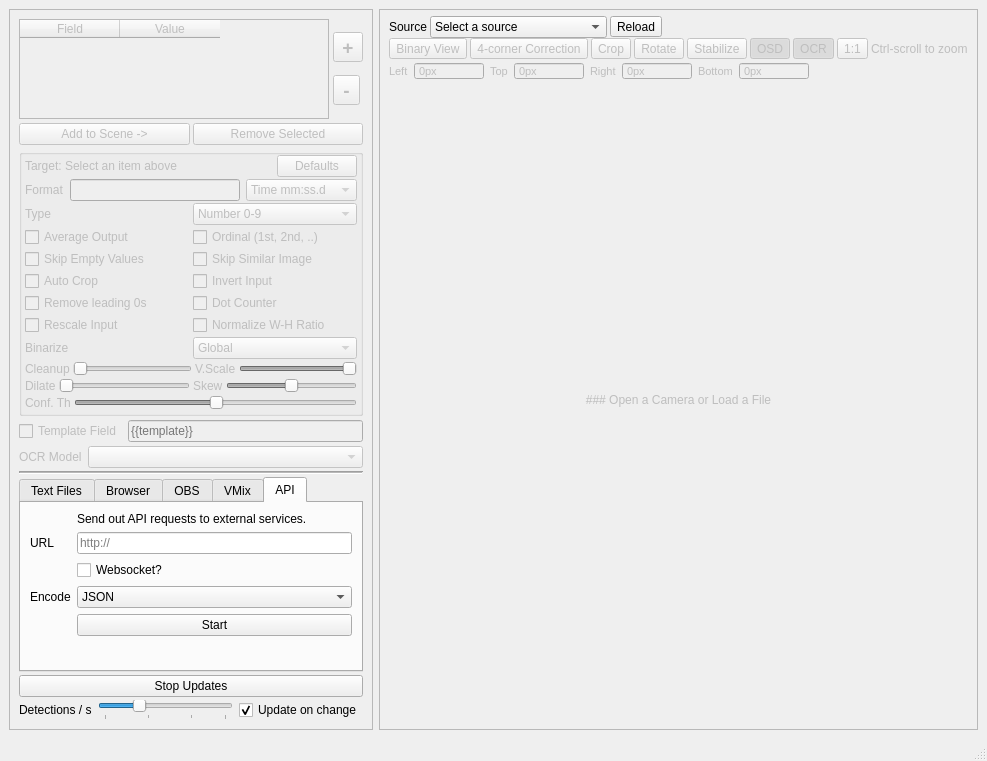
Qt form mainwindow.ui (locaal-ai/scoresight) before a commit.
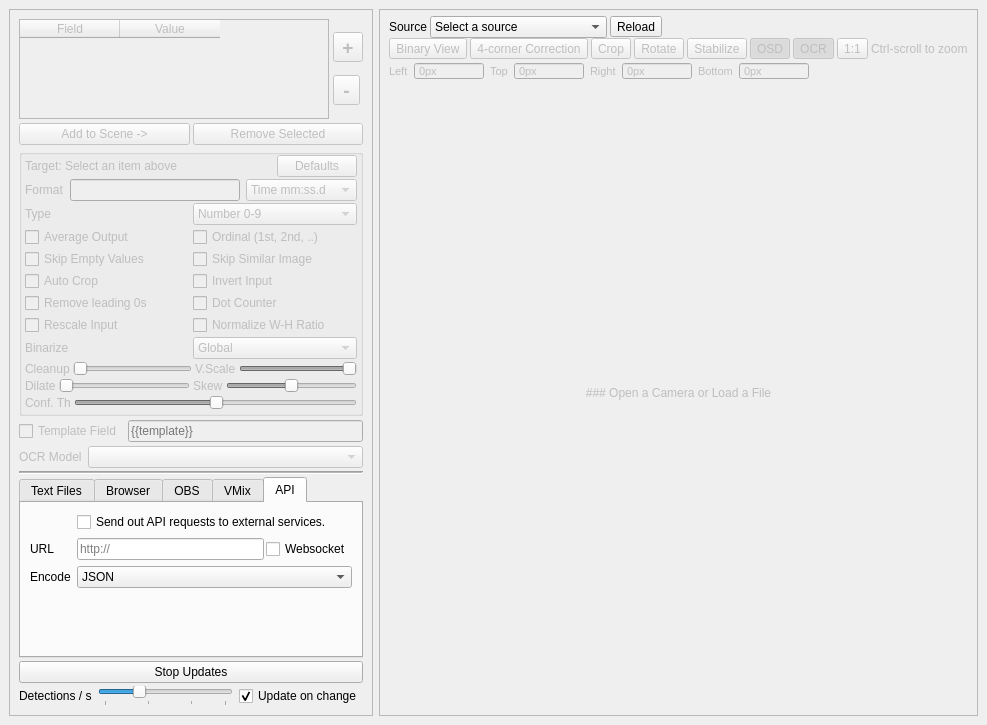
The same form after that commit. The open tabs and pages were chosen to show the change.

Commit message:
refactor: Remove unused code and improve error handling
- Removed unused import statements and variables
- Improved error handling by displaying error messages using QMessageBox instead of status bar messages
- Updated UI layout in mainwindow.ui to accommodate new features

Closes #123

```diff
--- a/mainwindow.ui
+++ b/mainwindow.ui
@@ -7,7 +7,7 @@
     <x>0</x>
     <y>0</y>
     <width>961</width>
-    <height>761</height>
+    <height>725</height>
    </rect>
   </property>
   <property name="windowTitle">
@@ -1439,28 +1439,21 @@
            <property name="fieldGrowthPolicy">
             <enum>QFormLayout::AllNonFixedFieldsGrow</enum>
            </property>
-           <item row="1" column="0">
-            <widget class="QLabel" name="label_20">
+           <item row="0" column="1">
+            <widget class="QCheckBox" name="checkBox_enableOutAPI">
              <property name="text">
-              <string>URL</string>
+              <string>Send out API requests to external services.</string>
              </property>
             </widget>
            </item>
-           <item row="1" column="1">
-            <widget class="QLineEdit" name="lineEdit_api_url">
-             <property name="placeholderText">
-              <string>http://</string>
-             </property>
-            </widget>
-           </item>
-           <item row="3" column="0">
+           <item row="4" column="0">
             <widget class="QLabel" name="label_21">
              <property name="text">
               <string>Encode</string>
              </property>
             </widget>
            </item>
-           <item row="3" column="1">
+           <item row="4" column="1">
             <widget class="QComboBox" name="comboBox_api_encode">
              <item>
               <property name="text">
@@ -1484,13 +1477,6 @@
              </item>
             </widget>
            </item>
-           <item row="2" column="1">
-            <widget class="QCheckBox" name="checkBox_is_websocket">
-             <property name="text">
-              <string>Websocket?</string>
-             </property>
-            </widget>
-           </item>
            <item row="5" column="1">
             <spacer name="verticalSpacer">
              <property name="orientation">
@@ -1504,17 +1490,45 @@
              </property>
             </spacer>
            </item>
-           <item row="4" column="1">
-            <widget class="QPushButton" name="pushButton_api_start">
-             <property name="text">
-              <string>Start</string>
-             </property>
+           <item row="1" column="1">
+            <widget class="QWidget" name="widget_24" native="true">
+             <layout class="QHBoxLayout" name="horizontalLayout_27">
+              <property name="spacing">
+               <number>2</number>
+              </property>
+              <property name="leftMargin">
+               <number>0</number>
+              </property>
+              <property name="topMargin">
+               <number>0</number>
+              </property>
+              <property name="rightMargin">
+               <number>0</number>
+              </property>
+              <property name="bottomMargin">
+               <number>0</number>
+              </property>
+              <item>
+               <widget class="QLineEdit" name="lineEdit_api_url">
+                <property name="placeholderText">
+                 <string>http://</string>
+                </property>
+               </widget>
+              </item>
+              <item>
+               <widget class="QCheckBox" name="checkBox_is_websocket">
+                <property name="text">
+                 <string>Websocket</string>
+                </property>
+               </widget>
+              </item>
+             </layout>
             </widget>
            </item>
-           <item row="0" column="1">
-            <widget class="QLabel" name="label_22">
+           <item row="1" column="0">
+            <widget class="QLabel" name="label_20">
              <property name="text">
-              <string>Send out API requests to external services.</string>
+              <string>URL</string>
              </property>
             </widget>
            </item>
@@ -2100,7 +2114,6 @@
     </rect>
    </property>
   </widget>
-  <widget class="QStatusBar" name="statusbar"/>
  </widget>
  <resources/>
  <connections/>
```
The commit also changes 2 other files.
